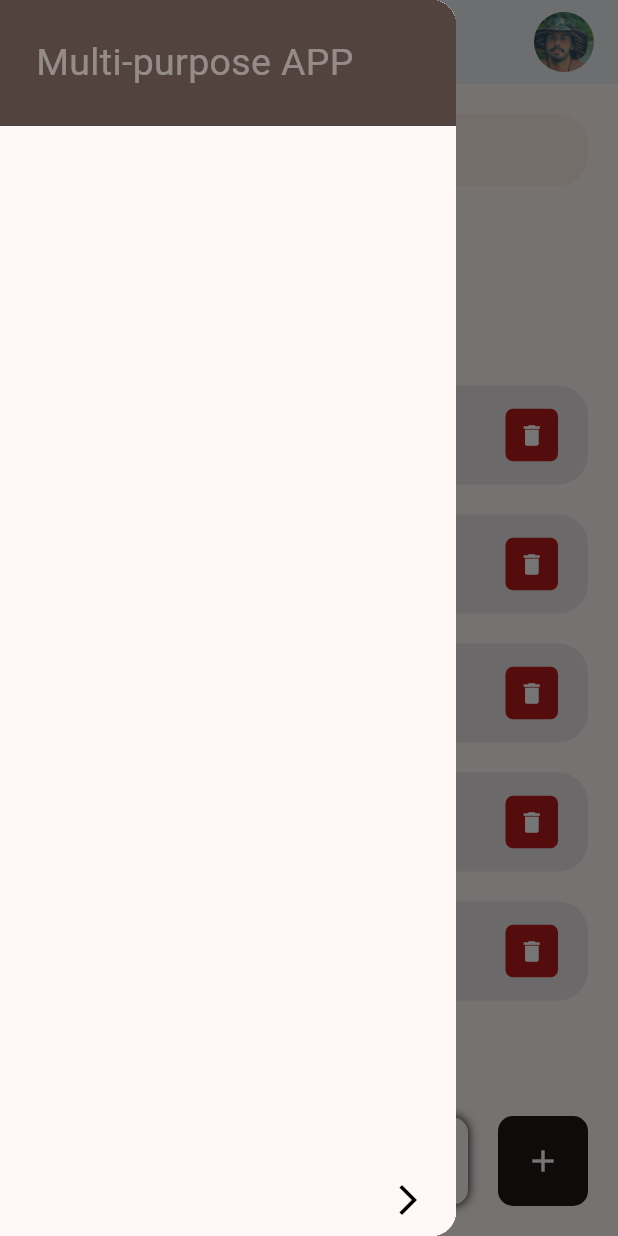
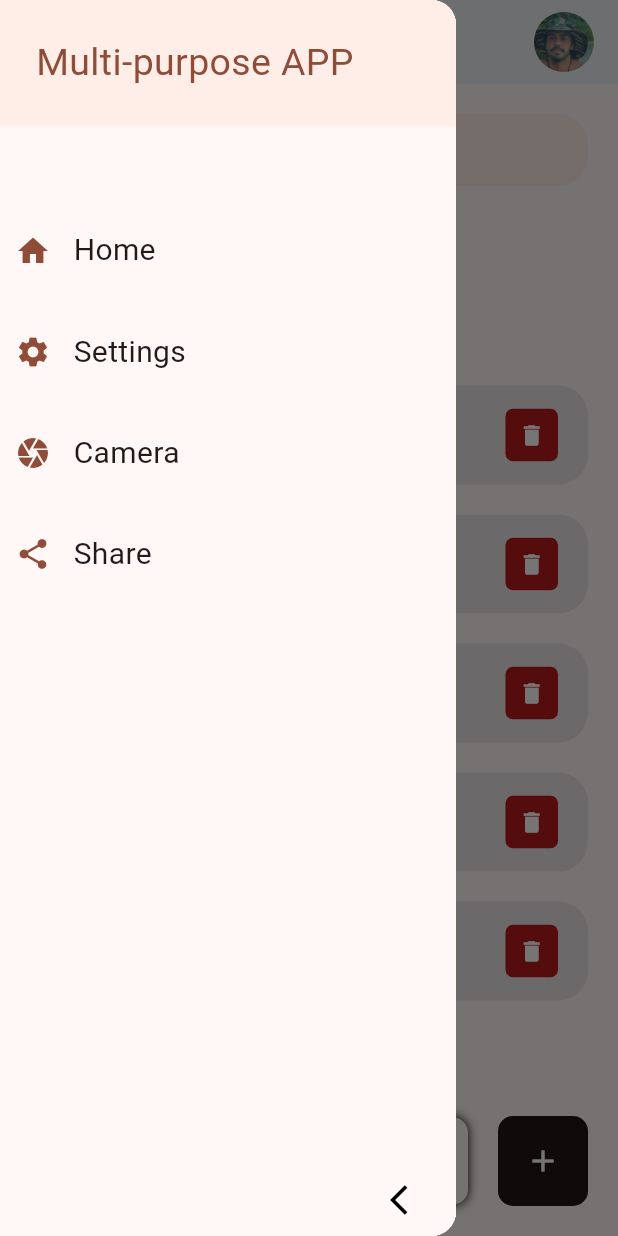
Before and after one commit to Pedro-Miguel-123/Flutter-trials, a Flutter app: the screen it shows after launch, with the side drawer open, on a phone screen of 412 x 824 dp. Run offline on Flutter 3.47's test engine with Material 3 defaults, Android fonts, the phone set to English and light mode, and no system bars; our stand-ins replace camera.

Commit message:
Implemented camera and preview

```diff
--- a/lib/screens/home.dart
+++ b/lib/screens/home.dart
@@ -1,5 +1,4 @@
 import 'package:flutter/material.dart';
-import 'package:to_do_app/constants/colors.dart';
 import 'package:to_do_app/models/to_do.dart';
 import 'package:to_do_app/widgets/BuildAppBar.dart';
 import 'package:to_do_app/widgets/NavigationDrawer.dart';
--- a/lib/widgets/NavigationDrawer.dart
+++ b/lib/widgets/NavigationDrawer.dart
@@ -1,34 +1,49 @@
-
+import 'package:camera/camera.dart';
 import 'package:flutter/material.dart';
+import 'package:to_do_app/screens/camera_page.dart';
 import 'package:to_do_app/screens/home.dart';
 import 'package:to_do_app/screens/settings.dart';
-import 'package:to_do_app/constants/colors.dart';
 
 class NavigationDrawerWidget extends StatelessWidget {
-  final padding = const EdgeInsets.symmetric(vertical: 50);
-  final isCollapsed = true;
+
+  final padding =  const EdgeInsets.symmetric(horizontal: 20);
+
+  const NavigationDrawerWidget({super.key});
 
   @override
   Widget build(BuildContext context) {
-    return Container(
-      child: Drawer(
+    const isCollapsed = false;
+
+    final safeArea = EdgeInsets.only(top: MediaQuery.of(context).viewPadding.top);
+    return Drawer(
         child: Container(
           color: Theme.of(context).cardColor,
           child: Column(
             children: [
                 Container(
-                    padding: EdgeInsets.symmetric(vertical: 24),
+                  padding: const EdgeInsets.symmetric(vertical: 24).add(safeArea),
                   width: double.infinity,
-                    color: Theme.of(context).colorScheme.onSurfaceVariant,
-                    child: buildHeader(),
+                  color: Theme.of(context).colorScheme.onInverseSurface,
+                  child: buildHeader(context),
+                ),
+                SizedBox(
+                  height: 300,
+                  child: Column(
+
+                    mainAxisAlignment: MainAxisAlignment.spaceBetween,
+                    children: [
+                      const Padding(padding: EdgeInsets.only(top: 30, left: 30),),
+                      listItemHome(context),
+                      listItemSettings(context),
+                      listItemCamera(context),
+                      listItemShare(context)
+                    ],
+                  ),
                 ),
                 Spacer(),
                 buildCollapseIcon(context, isCollapsed),
-                  const SizedBox(height: 12)
-                  //listItemHome(context),
-                  //listItemSettings(context)
+                const SizedBox(height: 12),
             ],
-            ),
           ),
         ),
       );
@@ -44,7 +59,7 @@ class NavigationDrawerWidget extends StatelessWidget {
             mainAxisAlignment: MainAxisAlignment.end,
             children: [
               Icon(icon, color: Colors.black),
-              Padding(padding: EdgeInsets.only(right: 20))
+              const Padding(padding: EdgeInsets.only(right: 20))
             ],
           )
         ),
@@ -52,12 +67,49 @@ class NavigationDrawerWidget extends StatelessWidget {
           /**I'm not quite sure why this works to close the drawer
            * but it does
           */
+          isCollapsed = true;
            Navigator.pop(context);
         },
       ),
     );
   }
 
+  Widget listItemShare(BuildContext context) {
+    return GestureDetector(
+      behavior: HitTestBehavior.opaque,
+      onTap: () {},
+      child: Row(
+        children: [
+          const Padding(padding: EdgeInsets.only(left: 10)),
+          Icon(Icons.share, color: Theme.of(context).colorScheme.primary,),
+          const Padding(padding: EdgeInsets.only(left: 15)),
+          const Text('Share', style: TextStyle(
+            fontSize: 20
+          ),)
+        ],
+      ),
+    );
+  }
+
+  Widget listItemCamera(BuildContext context) {
+    return GestureDetector(
+      behavior: HitTestBehavior.opaque,
+      onTap:() async{
+              await availableCameras().then((value) => Navigator.push(context,
+              MaterialPageRoute(builder: (_) => CameraPage(cameras: value))));
+            } ,
+      child: Row(
+        children: [
+          const Padding(padding: EdgeInsets.only(left: 10)),
+          Icon(Icons.camera, color: Theme.of(context).colorScheme.primary,),
+          const Padding(padding: EdgeInsets.only(left: 15)),
+          const Text('Camera', style: TextStyle(
+            fontSize: 20
+          ),)
+        ],
+      ),
+    );
+  }
   //Home button
   Widget listItemHome(BuildContext context) => GestureDetector(
     behavior: HitTestBehavior.opaque,
@@ -67,12 +119,12 @@ class NavigationDrawerWidget extends StatelessWidget {
         MaterialPageRoute(builder: (context) => Home())
         );
     },
-    child: const Row(
-      children: const [
-        Padding(padding: EdgeInsets.only(left: 10)),
-        Icon(Icons.home, color: tdRed,),
-        Padding(padding: EdgeInsets.only(left: 15)),
-        Text('Home', style: TextStyle(
+    child: Row(
+      children: [
+        const Padding(padding: EdgeInsets.only(left: 10)),
+        Icon(Icons.home, color: Theme.of(context).colorScheme.primary,),
+        const Padding(padding: EdgeInsets.only(left: 15)),
+        const Text('Home', style: TextStyle(
           fontSize: 20
         ),)
       ],
@@ -88,27 +140,29 @@ class NavigationDrawerWidget extends StatelessWidget {
         MaterialPageRoute(builder: (context) => Settings())
         );
     },
-    child: const Row(
+    child: Row(
       children: [
-        Padding(padding: EdgeInsets.only(left: 10)),
-        Icon(Icons.settings, color: tdRed,),
-        Padding(padding: EdgeInsets.only(left: 15)),
-        Text('Settings', style: TextStyle(
+        const Padding(padding: EdgeInsets.only(left: 10)),
+        Icon(Icons.settings, color: Theme.of(context).colorScheme.primary,),
+        const Padding(padding: EdgeInsets.only(left: 15)),
+        const Text('Settings', style: TextStyle(
           fontSize: 20
         ),)
       ],
     )
   );
 
-  Widget buildHeader() => const Row(
+  Widget buildHeader(BuildContext context) {
+    return Row(
       children: [
         const SizedBox(width: 24),
         Text('Multi-purpose APP',
           style: TextStyle(
             fontSize: 25,
-          color: Colors.white38
+            color: Theme.of(context).colorScheme.primary
           ),
         )
       ],
     );
   }
+}
--- a/pubspec.yaml
+++ b/pubspec.yaml
@@ -7,8 +7,11 @@ environment:
   sdk: '>=3.4.3 <4.0.0'
 
 dependencies:
+  camera: ^0.11.0+1
   flutter:
     sdk: flutter
+  path: ^1.9.0
+  path_provider: ^2.1.3
 
 dev_dependencies:
   flutter_test:
```
Also changed, not shown: lib/screens/camera_page.dart (added, +126 -0 lines), lib/screens/preview_page.dart (added, +28 -0 lines), pubspec.lock, 11 other files. Lines whose indentation alone changed are shown as unchanged.
